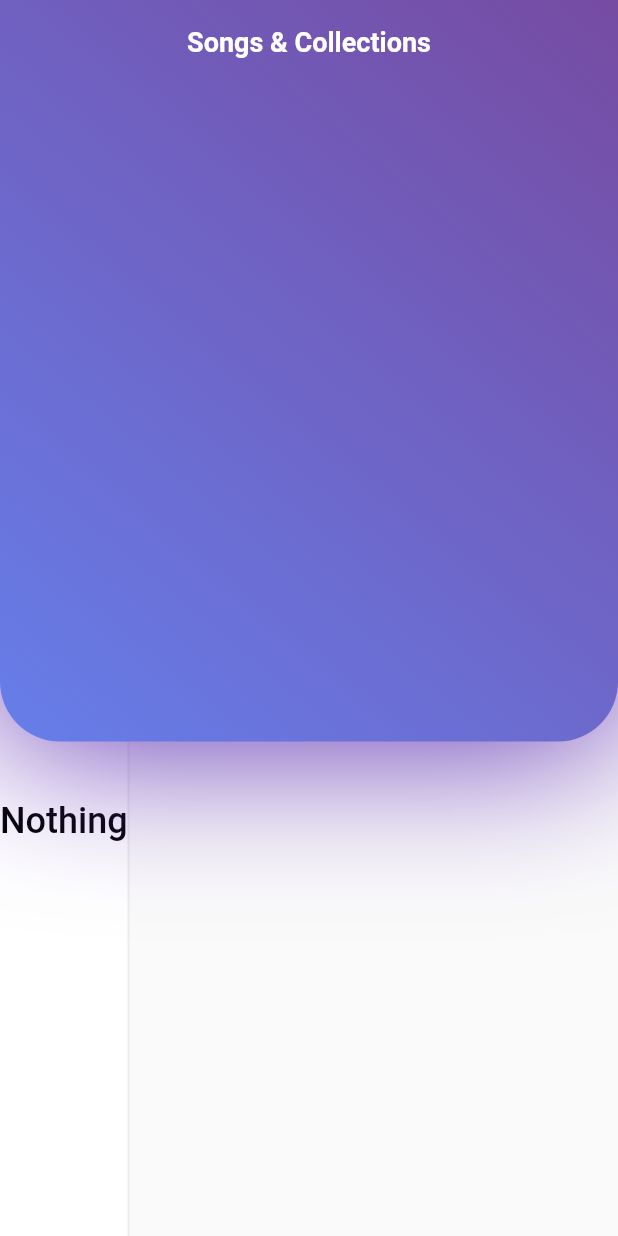
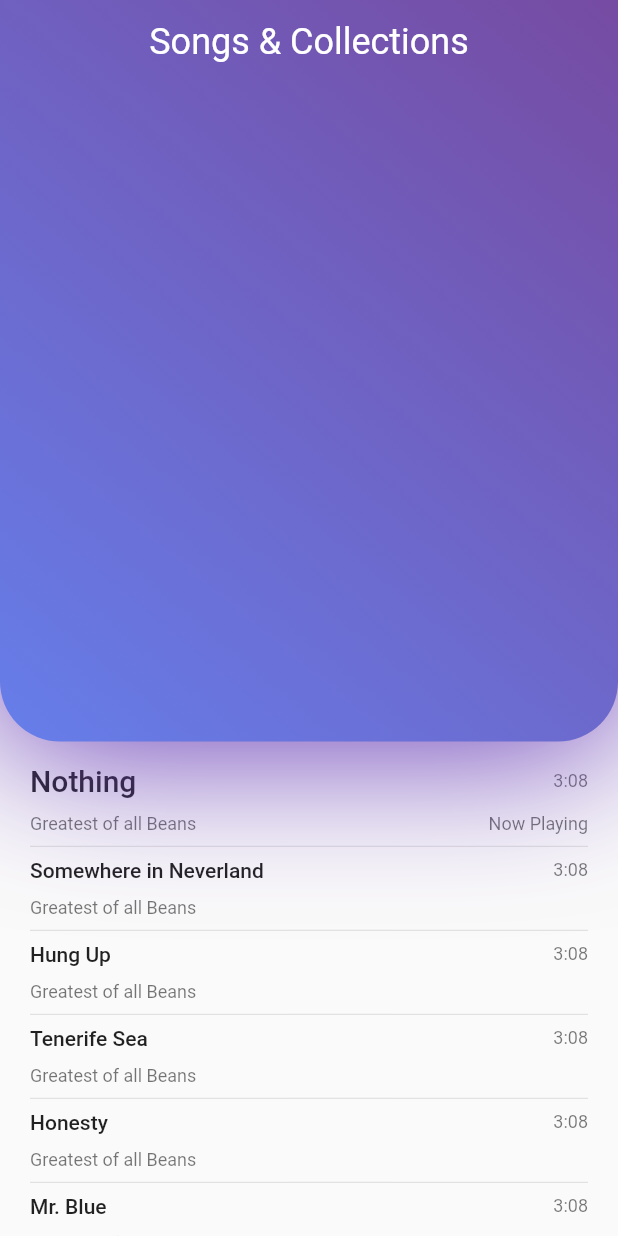
Before and after one commit to JosesGabriel/SongsAndCollections, a Flutter app: the screen it shows after launch, on a phone screen of 412 x 824 dp. Run offline on Flutter 3.47's test engine with Material 2 defaults, Android fonts, the phone set to English and light mode, and no system bars; Roboto replaces fonts that are missing (Nunito).

Commit message:
Added Song ListView

```diff
--- a/lib/main.dart
+++ b/lib/main.dart
@@ -1,18 +1,10 @@
 import 'package:flutter/material.dart';
 import './widgets/song_card.dart';
-import './models/song.dart';
+import './widgets/song_listview.dart';
 
 void main() => runApp(App());
 
 final appBarTitle = "Songs & Collections";
-final List<Song> _songList = [
-  Song(id: 't1', title: 'Nothing'),
-  Song(id: 't2', title: 'Somewhere in Neverland'),
-  Song(id: 't3', title: 'Hung Up'),
-  Song(id: 't4', title: 'Tenerife Sea'),
-  Song(id: 't5', title: 'Honesty'),
-  Song(id: 't6', title: 'Mr. Blue'),
-];
 
 class App extends StatelessWidget {
   @override
@@ -22,18 +14,7 @@ class App extends StatelessWidget {
       home: _HomePageState(),
       theme: ThemeData(
         fontFamily: "Nunito",
-        textTheme: ThemeData.light().textTheme.copyWith(
-            headline5: TextStyle(
-              fontFamily: 'Nunito',
-              fontWeight: FontWeight.bold,
-              fontSize: 18,
-              color: Colors.white,
-            ),
-            headline6: TextStyle(
-              fontFamily: 'Nunito',
-              fontSize: 24,
-              color: Colors.black,
-            )),
+        textTheme: ThemeData.light().textTheme,
         primarySwatch: Colors.grey,
         primaryColor: Color.fromRGBO(254, 219, 208, 1),
       ),
@@ -50,10 +31,11 @@ class _HomePageState extends StatelessWidget {
       extendBodyBehindAppBar: true,
       appBar: AppBar(
         title: Container(
-          child: Text(
-            appBarTitle,
-            style: Theme.of(context).textTheme.headline5,
-          ),
+          child: Text(appBarTitle,
+              style: Theme.of(context)
+                  .textTheme
+                  .headline5
+                  .copyWith(color: Colors.white)),
         ),
         backgroundColor: Colors.transparent,
         centerTitle: true,
@@ -61,27 +43,8 @@ class _HomePageState extends StatelessWidget {
       ),
       body: Stack(
         children: [
-          Container(
-            margin: EdgeInsets.only(top: mediaQuery.size.height * 0.55),
-            decoration: BoxDecoration(
-              borderRadius: BorderRadius.zero,
-            ),
-            height: mediaQuery.size.height * 0.45,
-            child: Card(
-              shape: RoundedRectangleBorder(
-                borderRadius: BorderRadius.zero,
-              ),
-              margin: EdgeInsets.zero,
-              child: Padding(
-                padding: const EdgeInsets.only(top: 80),
-                child: Text(
-                  _songList[0].title,
-                  style: Theme.of(context).textTheme.headline6,
-                ),
-              ),
-            ),
-          ),
-          SongCard(_songList[0].title),
+          SongListView(),
+          SongCard(),
         ],
       ),
     );
--- a/lib/models/song.dart
+++ b/lib/models/song.dart
@@ -3,9 +3,11 @@ import 'package:flutter/foundation.dart';
 class Song {
   final String id;
   final String title;
+  final String duration;
 
   Song({
     @required this.id,
     @required this.title,
+    @required this.duration,
   });
 }
--- a/lib/widgets/song_card.dart
+++ b/lib/widgets/song_card.dart
@@ -1,10 +1,6 @@
 import 'package:flutter/material.dart';
 
 class SongCard extends StatefulWidget {
-  final String title;
-
-  SongCard(this.title);
-
   @override
   _SongCardState createState() => _SongCardState();
 }
--- /dev/null
+++ b/lib/widgets/song_listview.dart
@@ -0,0 +1,93 @@
+import 'package:flutter/material.dart';
+
+import '../models/song.dart';
+
+final List<Song> _songList = [
+  Song(
+    id: 't1',
+    title: 'Nothing',
+    duration: '3:08',
+  ),
+  Song(
+    id: 't2',
+    title: 'Somewhere in Neverland',
+    duration: '3:08',
+  ),
+  Song(
+    id: 't3',
+    title: 'Hung Up',
+    duration: '3:08',
+  ),
+  Song(
+    id: 't4',
+    title: 'Tenerife Sea',
+    duration: '3:08',
+  ),
+  Song(
+    id: 't5',
+    title: 'Honesty',
+    duration: '3:08',
+  ),
+  Song(
+    id: 't6',
+    title: 'Mr. Blue',
+    duration: '3:08',
+  ),
+];
+
+Widget songListItem(
+    {BuildContext context, String title, String duration, int index}) {
+  return Column(
+    children: [
+      Padding(
+        padding: const EdgeInsets.only(bottom: 10),
+        child: Row(
+          mainAxisAlignment: MainAxisAlignment.spaceBetween,
+          children: [
+            Text(title,
+                style: index == 0
+                    ? Theme.of(context).textTheme.headline6
+                    : Theme.of(context).textTheme.bodyText1),
+            Text(duration, style: Theme.of(context).textTheme.caption),
+          ],
+        ),
+      ),
+      Row(
+        mainAxisAlignment: MainAxisAlignment.spaceBetween,
+        children: [
+          Text('Greatest of all Beans',
+              style: Theme.of(context).textTheme.caption),
+          Text(index == 0 ? 'Now Playing' : '',
+              style: Theme.of(context).textTheme.caption),
+        ],
+      ),
+    ],
+  );
+}
+
+class SongListView extends StatelessWidget {
+  @override
+  Widget build(BuildContext context) {
+    final mediaQuery = MediaQuery.of(context);
+    return Container(
+      margin: EdgeInsets.only(top: mediaQuery.size.height * 0.55),
+      decoration: BoxDecoration(
+        borderRadius: BorderRadius.zero,
+      ),
+      height: mediaQuery.size.height * 0.45,
+      width: double.infinity,
+      padding: EdgeInsets.symmetric(horizontal: 20),
+      child: ListView.separated(
+          itemBuilder: (BuildContext context, int index) {
+            return songListItem(
+                context: context,
+                title: _songList[index].title,
+                duration: _songList[index].duration,
+                index: index);
+          },
+          separatorBuilder: (BuildContext context, int index) =>
+              const Divider(),
+          itemCount: _songList.length),
+    );
+  }
+}
```
Also changed, not shown: pubspec.lock.
